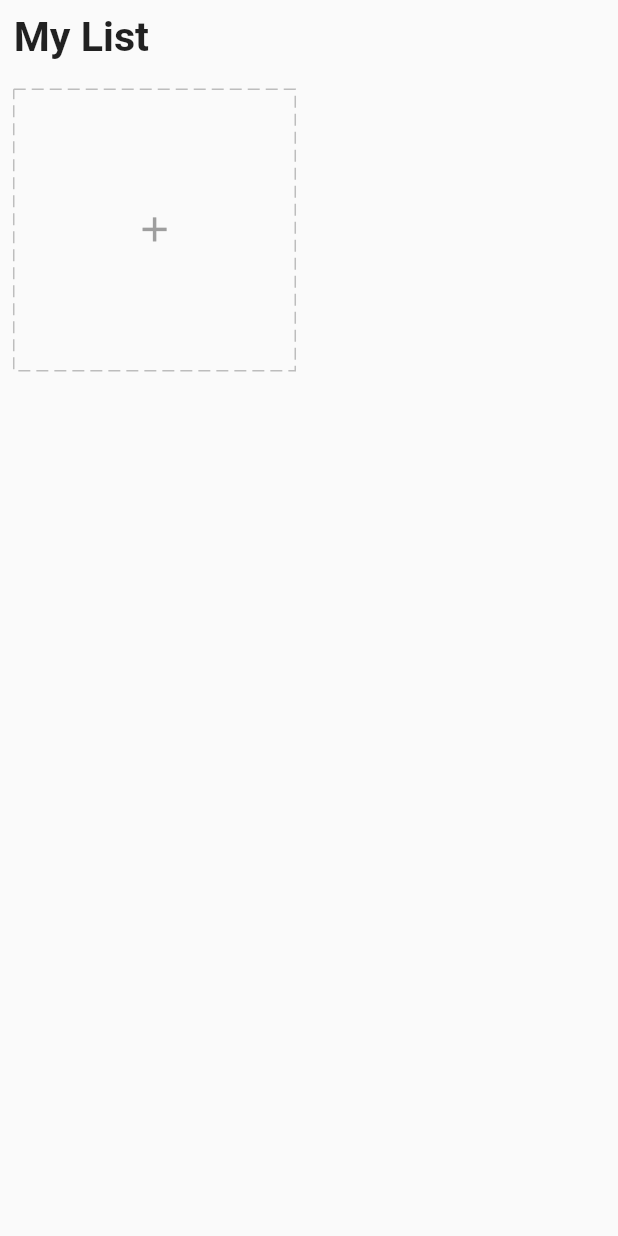
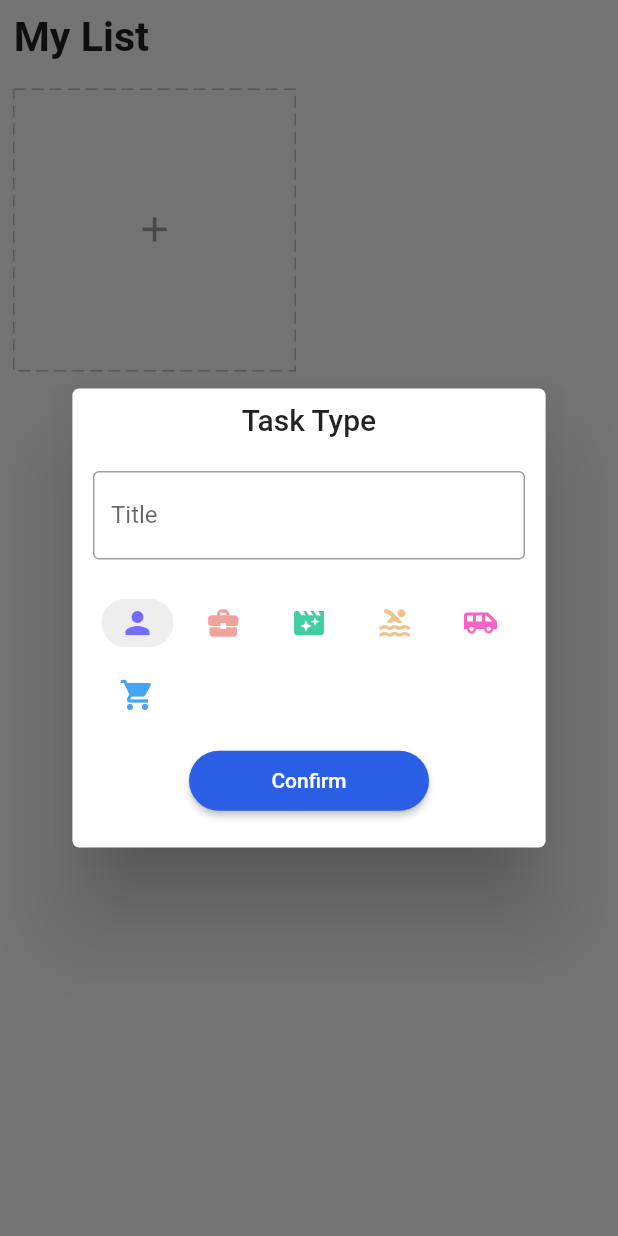
Before and after one commit to mateendev3/Have-To-Do, a Flutter app: the screen it shows after launch, after a tap on the "add" icon, on a phone screen of 412 x 824 dp. Run offline on Flutter 3.47's test engine with Material 2 defaults, Android fonts, the phone set to English and light mode, and no system bars; drawn by our look-alikes of dotted_border; our stand-ins replace equatable, flutter_easyloading, flutter_screenutil, get, get_storage.

Commit message:
Added Add Task Dialog with functionality

```diff
--- a/lib/app/modules/home/controller.dart
+++ b/lib/app/modules/home/controller.dart
@@ -1,3 +1,4 @@
+import 'package:flutter/cupertino.dart';
 import 'package:get/get.dart';
 import 'package:have_to_do/app/data/models/task.dart';
 import '../../data/services/storage/repository.dart';
@@ -10,11 +11,33 @@ class HomeController extends GetxController {
   final TaskRepository _tasksRepository;
   // observe-able variable
   final RxList<Task> tasks = <Task>[].obs;
+  final GlobalKey<FormState> formKey = GlobalKey<FormState>();
+  late final TextEditingController todoTitleController;
+  final RxInt chipIndex = 0.obs;
 
   @override
   void onInit() {
     super.onInit();
     // called every time when tasks changes
     ever(tasks, (tasks) => _tasksRepository.writeTasks(tasks));
+    todoTitleController = TextEditingController();
+  }
+
+  @override
+  void onClose() {
+    todoTitleController.dispose();
+    super.onClose();
+  }
+
+  void changeChipIndex(int index) => chipIndex.value = index;
+
+  // add task to tasks list
+  bool addTask(Task task) {
+    if (tasks.contains(task)) {
+      return false;
+    }
+
+    tasks.add(task);
+    return true;
   }
 }
--- a/lib/app/modules/home/view.dart
+++ b/lib/app/modules/home/view.dart
@@ -8,6 +8,7 @@ class HomePage extends StatelessWidget {
   @override
   Widget build(BuildContext context) {
     return Scaffold(
+      resizeToAvoidBottomInset: false,
       body: ListView(
         children: [
           Padding(
--- a/lib/app/modules/home/widgets/add_card.dart
+++ b/lib/app/modules/home/widgets/add_card.dart
@@ -1,7 +1,12 @@
 import 'package:dotted_border/dotted_border.dart';
 import 'package:flutter/material.dart';
+import 'package:flutter_easyloading/flutter_easyloading.dart';
 import 'package:flutter_screenutil/flutter_screenutil.dart';
 import 'package:get/get.dart';
+import 'package:have_to_do/app/core/utils/extensions.dart';
+import 'package:have_to_do/app/core/values/colors.dart';
+import 'package:have_to_do/app/widgets/icons.dart';
+import '../../../data/models/task.dart';
 import '../controller.dart';
 
 class AddCard extends StatelessWidget {
@@ -15,7 +20,11 @@ class AddCard extends StatelessWidget {
       height: 1.sw / 2,
       margin: EdgeInsets.all(8.0.w),
       child: InkWell(
-        onTap: () {},
+        onTap: () async {
+          await showCreateTodoDialog();
+          _homeController.todoTitleController.clear();
+          _homeController.changeChipIndex(0);
+        },
         child: DottedBorder(
           color: Colors.grey.shade400,
           dashPattern: const [8, 4],
@@ -30,4 +39,103 @@ class AddCard extends StatelessWidget {
       ),
     );
   }
+
+  Future<void> showCreateTodoDialog() async {
+    await Get.defaultDialog(
+      title: 'Task Type',
+      titlePadding: EdgeInsets.symmetric(vertical: 8.0.w),
+      radius: 4.0.r,
+      contentPadding: EdgeInsets.zero,
+      content: Padding(
+        padding: EdgeInsets.all(4.0.w),
+        child: Form(
+          key: _homeController.formKey,
+          child: Column(
+            children: [
+              _buildTitleTextField(),
+              _buildChoiceChipList(),
+              ElevatedButton(
+                onPressed: () {
+                  if (_homeController.formKey.currentState!.validate()) {
+                    int icon = getIcons()
+                        .elementAt(_homeController.chipIndex.value)
+                        .icon!
+                        .codePoint;
+                    String color = getIcons()
+                        .elementAt(_homeController.chipIndex.value)
+                        .color!
+                        .toHex();
+                    String title = _homeController.todoTitleController.text;
+                    Task task = Task(title: title, icon: icon, color: color);
+
+                    // poping back
+                    Get.back();
+
+                    // showing status (success or error)
+                    _homeController.addTask(task)
+                        ? EasyLoading.showSuccess('Task Created')
+                        : EasyLoading.showError('Duplicated Task');
+                  }
+                },
+                style: ElevatedButton.styleFrom(
+                  backgroundColor: blue,
+                  minimumSize: const Size(160.0, 40.0),
+                  shape: RoundedRectangleBorder(
+                    borderRadius: BorderRadius.circular(32.0.r),
+                  ),
+                ),
+                child: const Text('Confirm'),
+              ),
+            ],
+          ),
+        ),
+      ),
+    );
+  }
+
+  Widget _buildTitleTextField() {
+    return Padding(
+      padding: EdgeInsets.all(8.0.w),
+      child: TextFormField(
+        controller: _homeController.todoTitleController,
+        decoration: const InputDecoration(
+          border: OutlineInputBorder(),
+          labelText: 'Title',
+        ),
+        validator: (value) {
+          if (value == null || value.trim().isEmpty) {
+            return 'Please enter your task title';
+          }
+          return null;
+        },
+      ),
+    );
+  }
+
+  Widget _buildChoiceChipList() {
+    return Padding(
+      padding: EdgeInsets.all(8.0.w),
+      child: Wrap(
+        spacing: 8.0.w,
+        children: getIcons()
+            .map(
+              (icon) => Obx(
+                () {
+                  final int index = getIcons().indexOf(icon);
+                  return ChoiceChip(
+                    label: icon,
+                    selectedColor: Colors.grey.shade200,
+                    pressElevation: 0.0,
+                    backgroundColor: Colors.white,
+                    selected: _homeController.chipIndex.value == index,
+                    onSelected: (bool selected) =>
+                        _homeController.chipIndex.value = selected ? index : 0,
+                  );
+                },
+              ),
+            )
+            .toList(),
+      ),
+    );
+  }
 }
```
